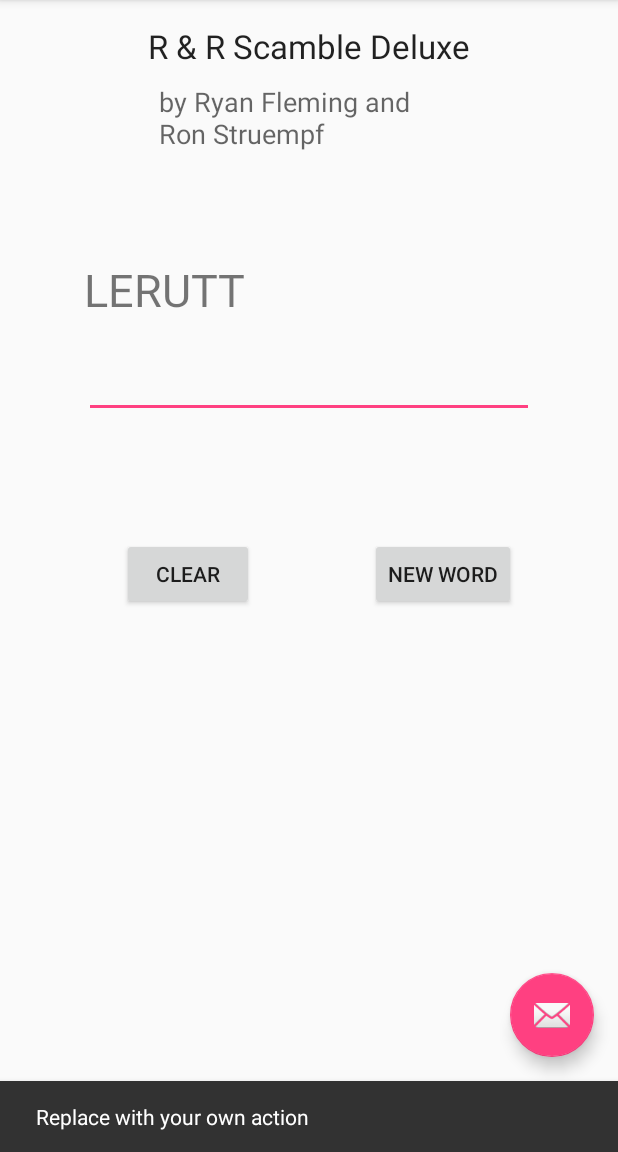
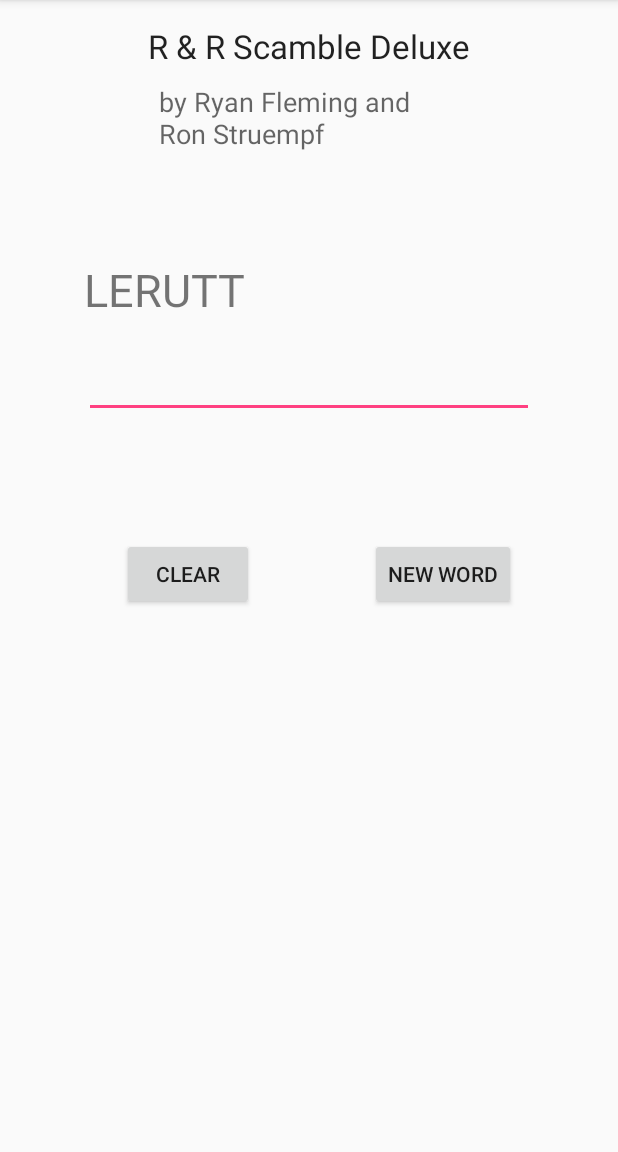
Before and after one commit to rstruempf/RnRScramble, an Android app: the screen it shows after launch (MainActivity), after a tap on "CLEAR", on a phone screen of 412 x 824 dp, the part 84-1236 px from its top. Run offline under Robolectric (Android 15) with nearby library versions, the phone set to English and light mode, and no system bars; 1 other tap on this screen came first.

Commit message:
Removed floating action bar

```diff
--- a/app/src/main/java/edu/westga/rnrscramble/view/MainActivity.java
+++ b/app/src/main/java/edu/westga/rnrscramble/view/MainActivity.java
@@ -13,6 +13,7 @@ import android.view.Menu;
 import android.view.MenuItem;
 import android.widget.EditText;
 import android.widget.TextView;
+import android.widget.Toast;
 
 import edu.westga.rnrscramble.R;
 import edu.westga.rnrscramble.model.HardCodedWordList;
@@ -37,15 +38,6 @@ public class MainActivity extends AppCompatActivity {
         Toolbar toolbar = (Toolbar) findViewById(R.id.toolbar);
         setSupportActionBar(toolbar);
 
-        FloatingActionButton fab = (FloatingActionButton) findViewById(R.id.fab);
-        fab.setOnClickListener(new View.OnClickListener() {
-            @Override
-            public void onClick(View view) {
-                Snackbar.make(view, "Replace with your own action", Snackbar.LENGTH_LONG)
-                        .setAction("Action", null).show();
-            }
-        });
-
         scrambleTextView = (TextView) findViewById(R.id.scramble_text);
         answerTextView = (EditText) findViewById(R.id.answer_text);
         answerTextView.addTextChangedListener(new TextWatcher() {
@@ -65,7 +57,7 @@ public class MainActivity extends AppCompatActivity {
             public void afterTextChanged(Editable answer) {
                 StringBuilder invalidCharacters = new StringBuilder();
                 StringManager.assureUpperCase(answer);
-                Log.d(APP_TAG, "afterTextChanged: answer='" + answer.toString());
+                Log.d(APP_TAG, "afterTextChanged: answer='" + answer.toString() + "', ");
                 // Remove all letters from scramble text that have been used
                 String scramble = scrambledWord;
                 for (int idx = 0; idx < answer.length(); idx++) {
@@ -81,7 +73,9 @@ public class MainActivity extends AppCompatActivity {
                 // set scramble to letters that have not been used
                 scrambleTextView.setText(scramble);
                 if (invalidCharacters.length() > 0) {
-                    // TODO: Toast - Invalid character entered
+                    String text = "Invalid character entered (" + invalidCharacters.toString() + ")";
+                    Toast toast = Toast.makeText( getApplicationContext(), text, Toast.LENGTH_SHORT);
+                    toast.show();
                 }
                 else if (answer.toString().equals(selectedWord)) {
                     // TODO: Mark as done, Toast You Win!
--- a/app/src/main/res/layout/activity_main.xml
+++ b/app/src/main/res/layout/activity_main.xml
@@ -23,12 +23,4 @@
 
     <include layout="@layout/content_main" />
 
-    <android.support.design.widget.FloatingActionButton
-        android:id="@+id/fab"
-        android:layout_width="wrap_content"
-        android:layout_height="wrap_content"
-        android:layout_gravity="bottom|end"
-        android:layout_margin="@dimen/fab_margin"
-        android:src="@android:drawable/ic_dialog_email" />
-
 </android.support.design.widget.CoordinatorLayout>
```
